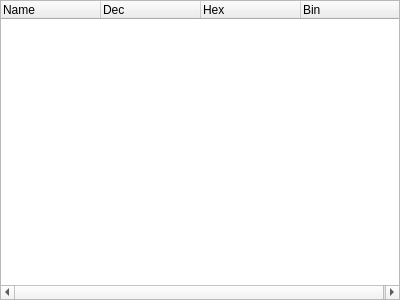
Before: the Qt Designer form GUI/DockWidgets/Peripherals/Peripherals.ui in jankaluza/qsimkit, drawn with Qt 5.
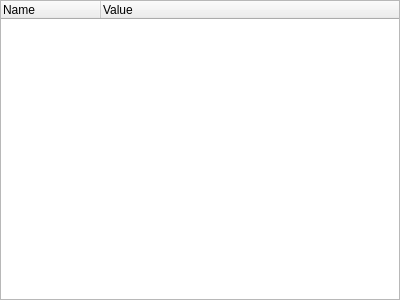
After: the same form once the commit is applied.

Commit message: Move Registers DockWidget functionality to MSP430PeripheralItem implementation

```diff
--- a/GUI/DockWidgets/Peripherals/Peripherals.ui
+++ b/GUI/DockWidgets/Peripherals/Peripherals.ui
@@ -20,6 +20,15 @@
     </property>
     <item>
      <widget class="QTreeWidget" name="view">
+      <property name="indentation">
+       <number>15</number>
+      </property>
+      <property name="rootIsDecorated">
+       <bool>false</bool>
+      </property>
+      <property name="itemsExpandable">
+       <bool>true</bool>
+      </property>
       <column>
        <property name="text">
         <string>Name</string>
@@ -27,17 +36,7 @@
       </column>
       <column>
        <property name="text">
-        <string>Dec</string>
-       </property>
-      </column>
-      <column>
-       <property name="text">
-        <string>Hex</string>
-       </property>
-      </column>
-      <column>
-       <property name="text">
-        <string>Bin</string>
+        <string>Value</string>
        </property>
       </column>
      </widget>
```
The commit also changes 12 other files.
